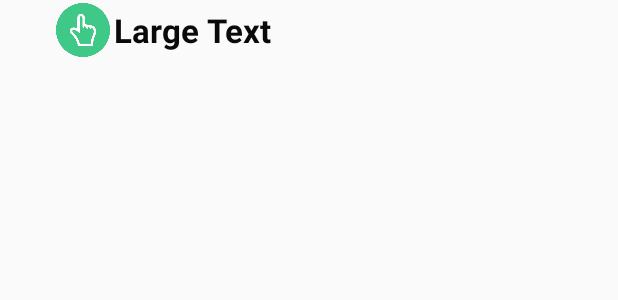
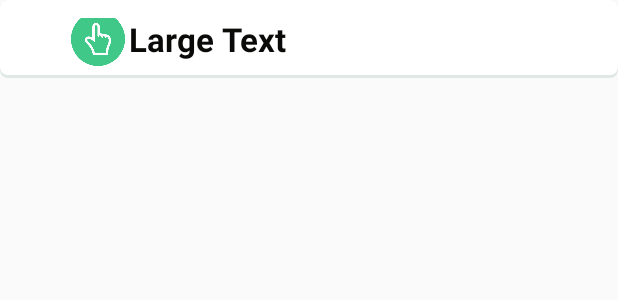
Before and after one commit to jimiolaniyan/Talomoo, an Android app: the layout customlist.xml on its own in the app's theme, with its tools: preview values and no code run, on a phone screen of 412 x 824 dp. Shown: the top 300 px of the screen. Run offline under Robolectric (Android 15) with nearby library versions, the phone set to English and light mode, and no system bars.

Commit message:
test clean

```diff
--- a/app/src/main/res/layout/customlist.xml
+++ b/app/src/main/res/layout/customlist.xml
@@ -1,22 +1,9 @@
  <RelativeLayout xmlns:android="http://schemas.android.com/apk/res/android"
     android:id="@+id/listimage"
     android:layout_width="match_parent"
-    android:layout_height="wrap_content" >
-     <!--android:background="@drawable/custom"-->
-
-
-    <!--<TextView-->
-        <!--android:id="@+id/list_questions_remaining"-->
-        <!--android:layout_width="wrap_content"-->
-        <!--android:layout_height="wrap_content"-->
-        <!--android:layout_alignParentRight="true"-->
-        <!--android:layout_marginBottom="16dp"-->
-        <!--android:text="003"-->
-        <!--android:textStyle="bold"-->
-        <!--android:textColor="#fff"-->
-        <!--android:layout_marginRight="2dp"-->
-        <!--android:textAppearance="?android:attr/textAppearanceMedium"-->
-        <!--android:background="@drawable/circle"/>-->
+    android:layout_height="wrap_content"
+    android:background="@drawable/custom">
+     <!---->
 
     <ImageView
         android:id="@+id/image"
```
Also changed, not shown: 28 other files.
